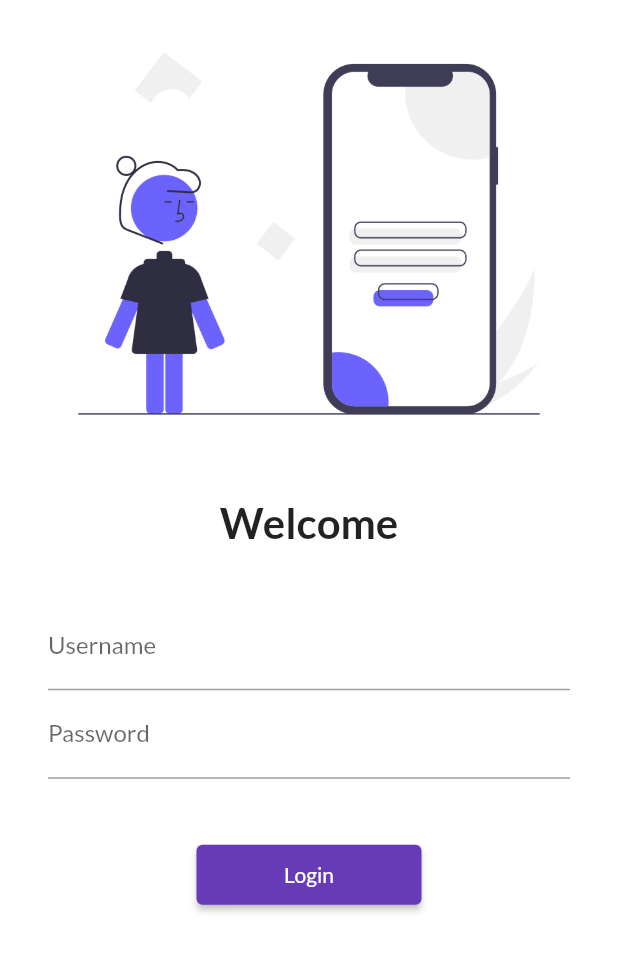
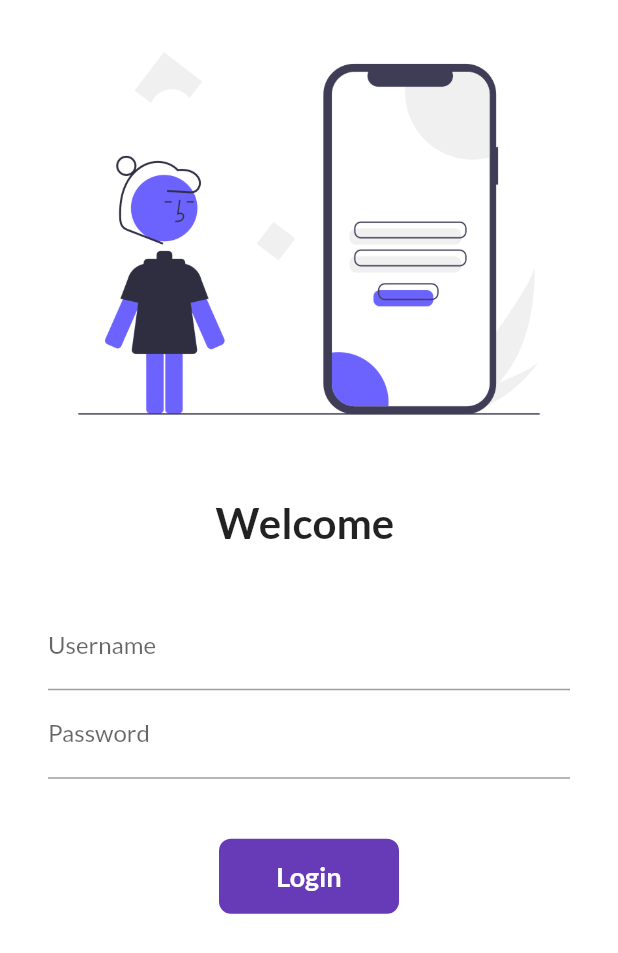
Before and after one commit to SomyaRanjanSahu/Catalog-App, a Flutter app: the screen it shows after launch, on a phone screen of 412 x 824 dp. Shown: the top 953 px of the screen. Run offline on Flutter 3.47's test engine with Material 2 defaults, Android fonts, the phone set to English and light mode, and no system bars; our stand-ins replace google_fonts.

Commit message:
Day 6 Completed

```diff
--- a/lib/pages/login_page.dart
+++ b/lib/pages/login_page.dart
@@ -1,7 +1,15 @@
 import 'package:flutter/material.dart';
 import 'package:flutter_catalog/utils/routes.dart';
 
-class LoginPage extends StatelessWidget {
+class LoginPage extends StatefulWidget {
+  @override
+  _LoginPageState createState() => _LoginPageState();
+}
+
+class _LoginPageState extends State<LoginPage> {
+  String name = "";
+  bool changeButton = false;
+
   @override
   Widget build(BuildContext context) {
     return Material(
@@ -17,7 +25,7 @@ class LoginPage extends StatelessWidget {
                 height: 20.0,
               ),
               Text(
-                "Welcome",
+                "Welcome $name",
                 style: TextStyle(fontSize: 28, fontWeight: FontWeight.bold),
               ),
               SizedBox(
@@ -33,6 +41,10 @@ class LoginPage extends StatelessWidget {
                         hintText: "Enter Username",
                         labelText: "Username",
                       ),
+                      onChanged: (value) {
+                        name = value;
+                        setState(() {});
+                      },
                     ),
                     TextFormField(
                       obscureText: true,
@@ -44,13 +56,49 @@ class LoginPage extends StatelessWidget {
                     SizedBox(
                       height: 40.0,
                     ),
-                    ElevatedButton(
-                      onPressed: () {
+                    InkWell(
+                      onTap: () async {
+                        setState(() {
+                          changeButton = true;
+                        });
+                        await Future.delayed(Duration(seconds: 1));
                         Navigator.pushNamed(context, MyRoutes.homeRoute);
                       },
-                      child: Text("Login"),
-                      style: TextButton.styleFrom(minimumSize: Size(150, 40)),
+                      child: AnimatedContainer(
+                        duration: Duration(seconds: 1),
+                        width: changeButton ? 50 : 120,
+                        height: 50,
+                        alignment: Alignment.center,
+                        child: changeButton
+                            ? Icon(
+                                Icons.done,
+                                color: Colors.white,
+                              )
+                            : Text(
+                                "Login",
+                                style: TextStyle(
+                                  color: Colors.white,
+                                  fontWeight: FontWeight.bold,
+                                  fontSize: 18,
+                                ),
+                              ),
+                        decoration: BoxDecoration(
+                          color: Colors.deepPurple,
+                          // shape: changeButton
+                          //     ? BoxShape.circle
+                          //     : BoxShape.rectangle,
+                          borderRadius:
+                              BorderRadius.circular(changeButton ? 50 : 8),
+                        ),
+                      ),
                     )
+                    // ElevatedButton(
+                    //   onPressed: () {
+                    //     Navigator.pushNamed(context, MyRoutes.homeRoute);
+                    //   },
+                    //   child: Text("Login"),
+                    //   style: TextButton.styleFrom(minimumSize: Size(150, 40)),
+                    // )
                   ],
                 ),
               )
```
